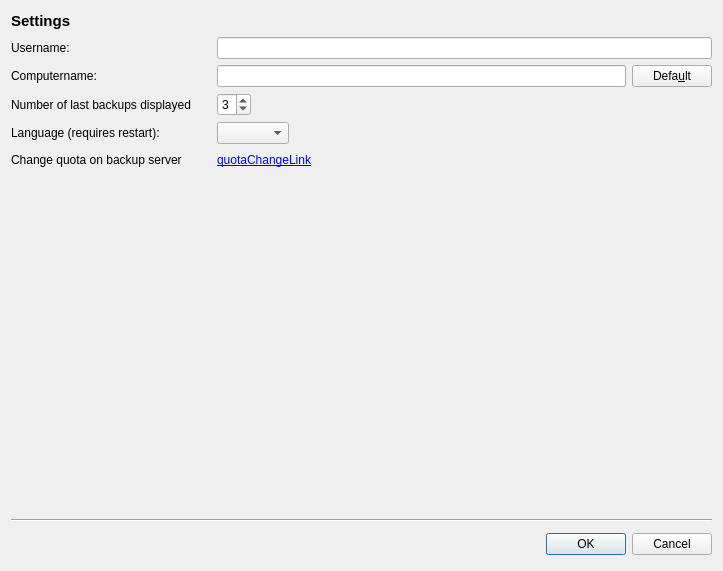
This is src/gui/settings_form.ui in stepping-stone/sepiola as Qt 5 draws it before an edit. The edited form follows.
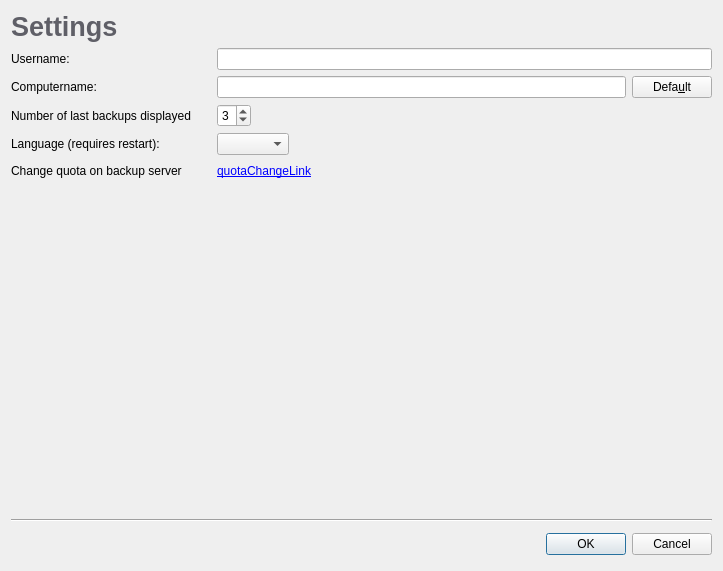
This is the edited form.

Diff of the .ui file:
```diff
--- a/src/gui/settings_form.ui
+++ b/src/gui/settings_form.ui
@@ -26,13 +26,13 @@
       <widget class="QLabel" name="labelTitle">
        <property name="font">
         <font>
-         <pointsize>11</pointsize>
+         <pointsize>20</pointsize>
          <weight>75</weight>
          <bold>true</bold>
         </font>
        </property>
        <property name="text">
-        <string>Settings</string>
+        <string>&lt;span style=&quot; color:#5f5f67;&quot;&gt;Settings&lt;/span&gt;</string>
        </property>
       </widget>
      </item>
```
